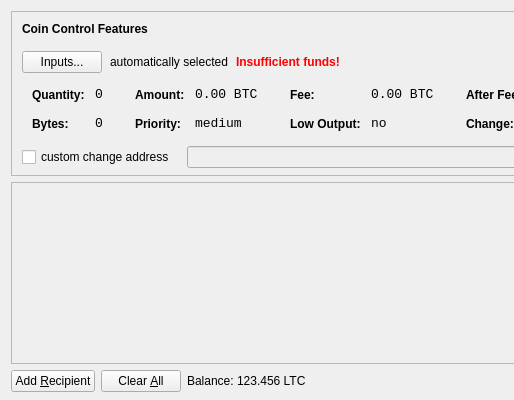
First picture: the form in src/qt/forms/sendcoinsdialog.ui, repository machinecoin-project/machinecoin-core, before the edit; both pictures show x 0 to 514 and y 0 to 400 of the 850 by 400 pixel window.
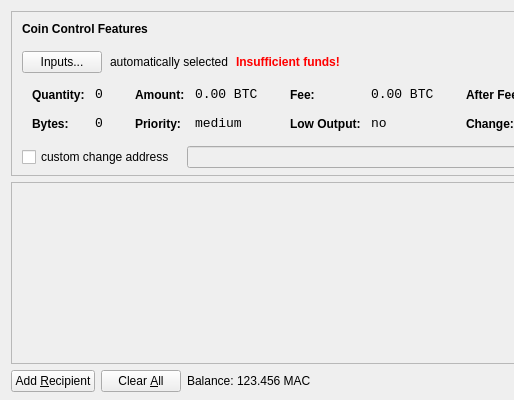
Second picture: the form after the edit. Icons and pictures are not drawn.

Diff of the .ui file:
```diff
--- a/src/qt/forms/sendcoinsdialog.ui
+++ b/src/qt/forms/sendcoinsdialog.ui
@@ -720,7 +720,7 @@
           <cursorShape>IBeamCursor</cursorShape>
          </property>
          <property name="text">
-          <string>123.456 LTC</string>
+          <string>123.456 MAC</string>
          </property>
          <property name="textInteractionFlags">
           <set>Qt::LinksAccessibleByMouse|Qt::TextSelectableByKeyboard|Qt::TextSelectableByMouse</set>
```
